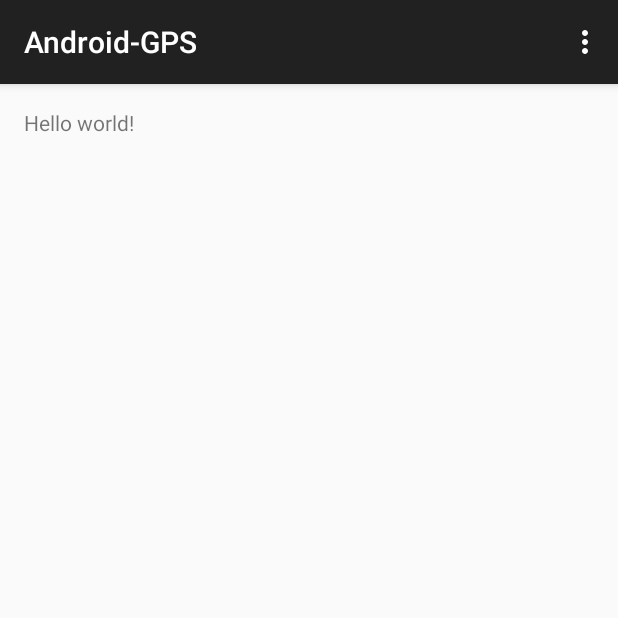
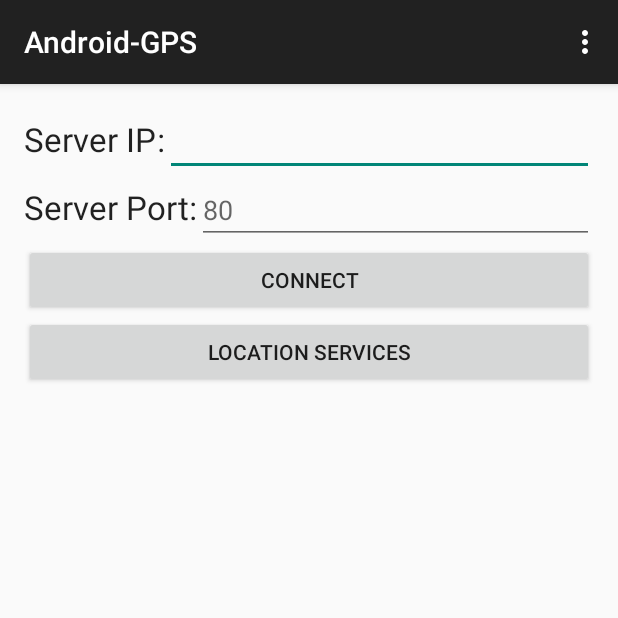
Before and after one commit to GilaGuy/Android, an Android app: the screen it shows after launch (MainActivity), on a phone screen of 412 x 824 dp, the top half of it. Run offline under Robolectric (Android 15) with nearby library versions, the phone set to English and light mode, and no system bars.

Commit message:
Connection and Thread creation finished. Next stop: Data sending!!
Signed-off-by: Melvin Loho <mloho@outlook.com>

```diff
--- a/Source/Client/Project/app/src/main/AndroidManifest.xml
+++ b/Source/Client/Project/app/src/main/AndroidManifest.xml
@@ -1,6 +1,9 @@
 <?xml version="1.0" encoding="utf-8"?>
 <manifest xmlns:android="http://schemas.android.com/apk/res/android"
     package="com.logic_team_chris.android_gps" >
+
+    <uses-permission android:name="android.permission.INTERNET"/>
+    <uses-permission android:name="android.permission.ACCESS_FINE_LOCATION"/>
 
     <application
         android:allowBackup="true"
--- a/Source/Client/Project/app/src/main/java/com/logic_team_chris/android_gps/MainActivity.java
+++ b/Source/Client/Project/app/src/main/java/com/logic_team_chris/android_gps/MainActivity.java
@@ -1,12 +1,36 @@
 package com.logic_team_chris.android_gps;
 
+import android.content.Intent;
+import android.os.AsyncTask;
+import android.provider.Settings;
 import android.support.v7.app.ActionBarActivity;
 import android.os.Bundle;
 import android.view.Menu;
 import android.view.MenuItem;
+import android.view.View;
+import android.widget.EditText;
+import android.widget.TextView;
+import android.widget.Toast;
 
+import java.net.DatagramPacket;
+import java.net.DatagramSocket;
+import java.net.InetAddress;
 
 public class MainActivity extends ActionBarActivity {
+
+    static final int DATAGRAM_SIZE = 1024;
+
+    String ServerName;
+    int ServerPort;
+    String ClientString = "Hello World!!";
+    String ServerString;
+    byte[] PacketData;
+    InetAddress Addr;
+    DatagramSocket ClientSocket;
+    DatagramPacket dgram;
+    boolean isConnected = false;
+
+    static int counter = 0;
 
     @Override
     protected void onCreate(Bundle savedInstanceState) {
@@ -36,4 +60,60 @@ public class MainActivity extends ActionBarActivity {
 
         return super.onOptionsItemSelected(item);
     }
+
+    public void startLocationServices(View v) {
+        startActivity(new Intent(Settings.ACTION_LOCATION_SOURCE_SETTINGS));
+    }
+
+    public void onConnect(View v) {
+        isConnected = !isConnected;
+
+        if (isConnected) {
+            // Get the IP address of the Server
+            try {
+                Addr = InetAddress.getByName(ServerName);
+            } catch (Exception e) {
+                Toast.makeText(this, e.getMessage(), Toast.LENGTH_LONG).show();
+                isConnected = false;
+                return;
+            }
+
+            try {
+                ClientSocket = new DatagramSocket();
+            } catch (Exception e) {
+                Toast.makeText(this, e.getMessage(), Toast.LENGTH_LONG).show();
+                isConnected = false;
+                return;
+            }
+
+            PacketData = new byte[DATAGRAM_SIZE];
+            System.arraycopy(ClientString.getBytes(), 0, PacketData, 0, ClientString.length());
+
+            // Create the complete datagram
+            dgram = new DatagramPacket(PacketData, PacketData.length, Addr, ServerPort);
+
+            new SendDataPeriodically().execute();
+
+            ((TextView)findViewById(R.id.btn_connect)).setText("Disconnect");
+        }
+        else
+        {
+            ClientSocket.disconnect();
+
+            ((TextView)findViewById(R.id.btn_connect)).setText("Connect");
+
+            Toast.makeText(this, "" + MainActivity.counter, Toast.LENGTH_SHORT).show();
+        }
+    }
+
+    private class SendDataPeriodically extends AsyncTask<String, Void, Void> {
+        @Override
+        protected Void doInBackground(String... params) {
+            MainActivity.counter = 0;
+            while(isConnected && MainActivity.counter < Integer.MAX_VALUE) {
+                ++MainActivity.counter;
+            }
+            return null;
+        }
+    }
 }
--- a/Source/Client/Project/app/src/main/res/layout/activity_main.xml
+++ b/Source/Client/Project/app/src/main/res/layout/activity_main.xml
@@ -5,7 +5,85 @@
     android:paddingTop="@dimen/activity_vertical_margin"
     android:paddingBottom="@dimen/activity_vertical_margin" tools:context=".MainActivity">
 
-    <TextView android:text="@string/hello_world" android:layout_width="wrap_content"
-        android:layout_height="wrap_content" />
+    <LinearLayout
+        android:orientation="horizontal"
+        android:layout_width="fill_parent"
+        android:layout_height="wrap_content"
+        android:id="@+id/linearLayout">
+
+        <TextView
+            android:layout_width="wrap_content"
+            android:layout_height="wrap_content"
+            android:textAppearance="?android:attr/textAppearanceLarge"
+            android:text="Server IP"
+            android:id="@+id/textView"
+            android:layout_alignParentTop="true"
+            android:layout_alignParentStart="true" />
+
+        <TextView
+            android:layout_width="wrap_content"
+            android:layout_height="wrap_content"
+            android:textAppearance="?android:attr/textAppearanceLarge"
+            android:text=":"
+            android:id="@+id/textView3" />
+
+        <EditText
+            android:layout_width="fill_parent"
+            android:layout_height="wrap_content"
+            android:id="@+id/editText" />
+
+    </LinearLayout>
+
+    <LinearLayout
+        android:orientation="horizontal"
+        android:layout_width="fill_parent"
+        android:layout_height="wrap_content"
+        android:layout_below="@+id/linearLayout"
+        android:id="@+id/linearLayout2">
+
+        <TextView
+            android:layout_width="wrap_content"
+            android:layout_height="wrap_content"
+            android:textAppearance="?android:attr/textAppearanceLarge"
+            android:text="Server Port"
+            android:id="@+id/textView2"
+            android:singleLine="true" />
+
+        <TextView
+            android:layout_width="wrap_content"
+            android:layout_height="wrap_content"
+            android:textAppearance="?android:attr/textAppearanceLarge"
+            android:text=":"
+            android:id="@+id/textView2" />
+
+        <EditText
+            android:layout_width="fill_parent"
+            android:layout_height="wrap_content"
+            android:id="@+id/editText2"
+            android:singleLine="true"
+            android:inputType="number"
+            android:maxLength="5"
+            android:hint="80" />
+    </LinearLayout>
+
+    <Button
+        android:layout_width="wrap_content"
+        android:layout_height="wrap_content"
+        android:text="Connect"
+        android:id="@+id/btn_connect"
+        android:layout_below="@+id/linearLayout2"
+        android:layout_alignParentStart="true"
+        android:layout_alignParentEnd="true"
+        android:onClick="onConnect" />
+
+    <Button
+        android:layout_width="wrap_content"
+        android:layout_height="wrap_content"
+        android:text="Location Services"
+        android:id="@+id/button2"
+        android:layout_below="@+id/btn_connect"
+        android:layout_alignParentStart="true"
+        android:layout_alignParentEnd="true"
+        android:onClick="startLocationServices" />
 
 </RelativeLayout>
```
Also changed, not shown: 1 other file.
